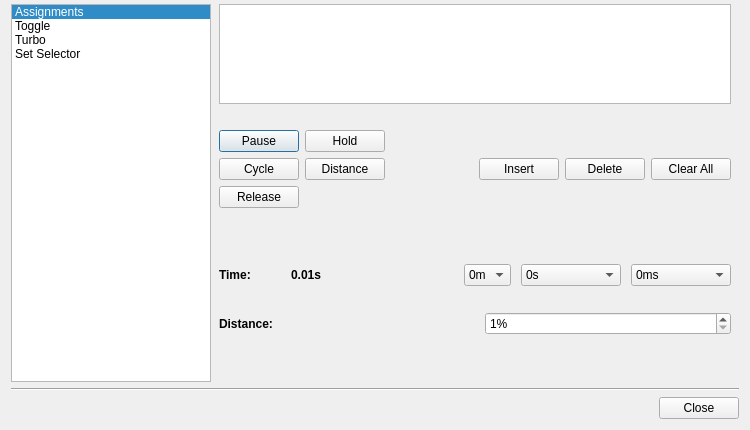
Qt form src/advancebuttondialog.ui (AntiMicroX/antimicrox) before a commit.
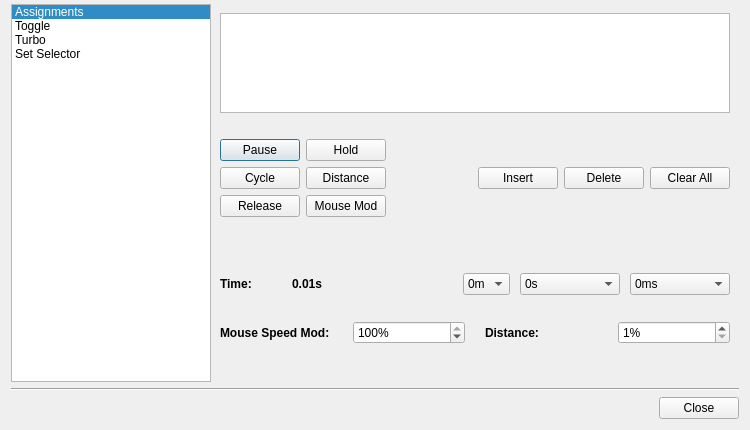
The same form after that commit. Icons and pictures are not drawn.

Commit message: Added mouse speed mod slot. Related to issue #29.

```diff
--- a/src/advancebuttondialog.ui
+++ b/src/advancebuttondialog.ui
@@ -98,18 +98,6 @@
        </property>
        <widget class="QWidget" name="page">
         <layout class="QVBoxLayout" name="verticalLayout_2">
-         <property name="leftMargin">
-          <number>8</number>
-         </property>
-         <property name="topMargin">
-          <number>0</number>
-         </property>
-         <property name="rightMargin">
-          <number>8</number>
-         </property>
-         <property name="bottomMargin">
-          <number>0</number>
-         </property>
          <item>
           <widget class="QListWidget" name="slotListWidget">
            <property name="sizePolicy">
@@ -245,6 +233,13 @@
                </property>
               </widget>
              </item>
+             <item row="2" column="1">
+              <widget class="QPushButton" name="mouseModPushButton">
+               <property name="text">
+                <string>Mouse Mod</string>
+               </property>
+              </widget>
+             </item>
             </layout>
            </item>
            <item>
@@ -457,6 +452,59 @@
           </spacer>
          </item>
          <item>
+          <layout class="QHBoxLayout" name="horizontalLayout_6">
+           <property name="spacing">
+            <number>20</number>
+           </property>
+           <item>
+            <layout class="QHBoxLayout" name="horizontalLayout_14">
+             <property name="spacing">
+              <number>20</number>
+             </property>
+             <item>
+              <widget class="QLabel" name="label_8">
+               <property name="font">
+                <font>
+                 <weight>75</weight>
+                 <bold>true</bold>
+                </font>
+               </property>
+               <property name="toolTip">
+                <string>Specify the range past an axis dead zone in which a sequence of actions will execute.</string>
+               </property>
+               <property name="text">
+                <string>Mouse Speed Mod:</string>
+               </property>
+              </widget>
+             </item>
+             <item>
+              <widget class="QSpinBox" name="mouseSpeedModSpinBox">
+               <property name="minimumSize">
+                <size>
+                 <width>81</width>
+                 <height>0</height>
+                </size>
+               </property>
+               <property name="suffix">
+                <string>%</string>
+               </property>
+               <property name="minimum">
+                <number>1</number>
+               </property>
+               <property name="maximum">
+                <number>100</number>
+               </property>
+               <property name="singleStep">
+                <number>1</number>
+               </property>
+               <property name="value">
+                <number>100</number>
+               </property>
+              </widget>
+             </item>
+            </layout>
+           </item>
+           <item>
           <layout class="QHBoxLayout" name="horizontalLayout_11">
            <property name="spacing">
             <number>20</number>
@@ -501,6 +549,8 @@
            </item>
           </layout>
          </item>
+          </layout>
+         </item>
          <item>
           <spacer name="verticalSpacer_6">
            <property name="orientation">
```
Left out of the diff: 1 changed line with no effect on the pictures. Lines whose indentation alone changed are shown as unchanged. The commit also changes 6 other files.
